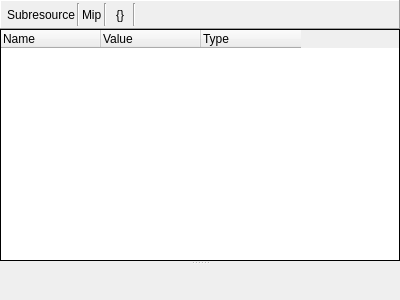
Before: the Qt Designer form qrenderdoc/Windows/ConstantBufferPreviewer.ui in baldurk/renderdoc, drawn with Qt 5.
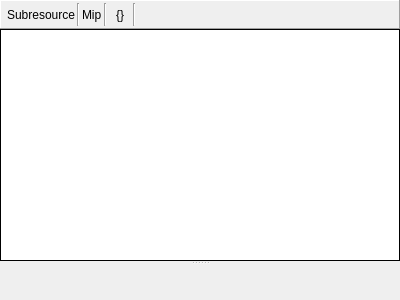
After: the same form once the commit is applied. Icons and pictures are not drawn. Custom widgets are drawn as their Qt base class.

Commit message:
Use new RDTreeWidget everywhere in favour of QTreeWidget
* Since we're promoting everything, we reset the behaviour of
  RDTreeWidget so that it's not doing anything different by default.
* RDTreeWidget's interface is a bit different, exposing some useful
  things like a single selected item and so on.
* We also can't set columns in the Qt Creator UI anymore, so we set them
  from code.

Patch:
```diff
--- a/qrenderdoc/Windows/ConstantBufferPreviewer.ui
+++ b/qrenderdoc/Windows/ConstantBufferPreviewer.ui
@@ -178,7 +178,7 @@
         </widget>
        </item>
        <item>
-        <widget class="QTreeWidget" name="variables">
+        <widget class="RDTreeWidget" name="variables">
          <property name="frameShape">
           <enum>QFrame::Panel</enum>
          </property>
@@ -203,21 +203,6 @@
          <attribute name="headerStretchLastSection">
           <bool>false</bool>
          </attribute>
-         <column>
-          <property name="text">
-           <string>Name</string>
-          </property>
-         </column>
-         <column>
-          <property name="text">
-           <string>Value</string>
-          </property>
-         </column>
-         <column>
-          <property name="text">
-           <string>Type</string>
-          </property>
-         </column>
         </widget>
        </item>
       </layout>
@@ -228,6 +213,11 @@
   </layout>
  </widget>
  <customwidgets>
+  <customwidget>
+   <class>RDTreeWidget</class>
+   <extends>QTreeView</extends>
+   <header>Widgets/Extended/RDTreeWidget.h</header>
+  </customwidget>
   <customwidget>
    <class>BufferFormatSpecifier</class>
    <extends>QWidget</extends>
```
The commit also changes 31 other files.
